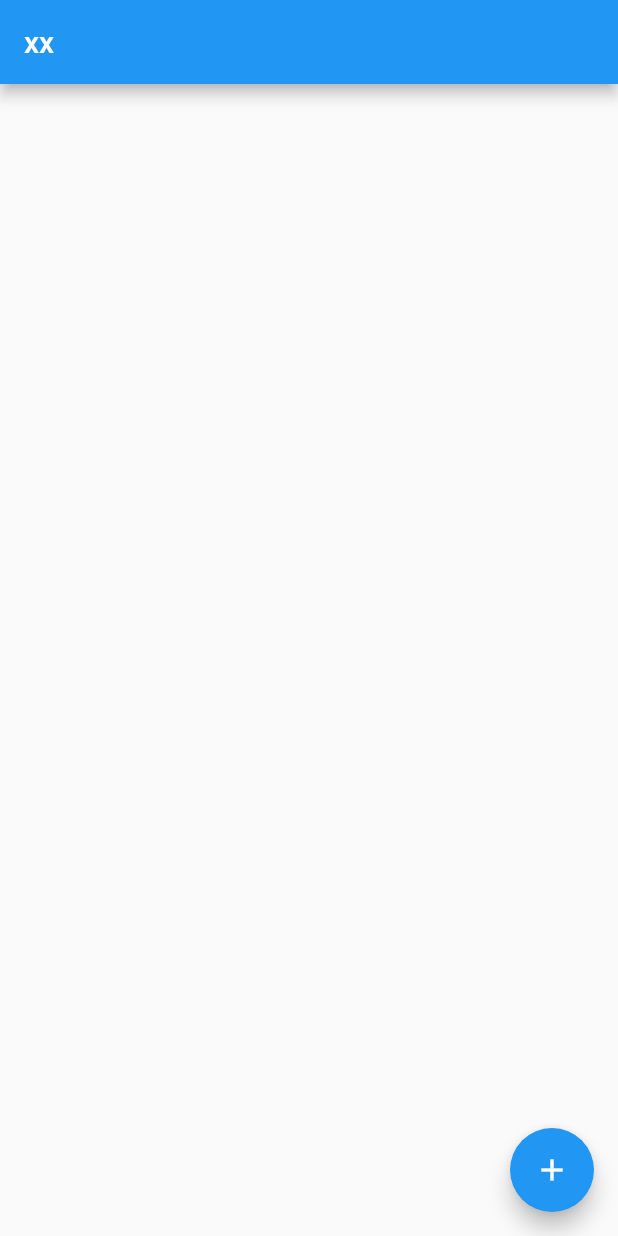
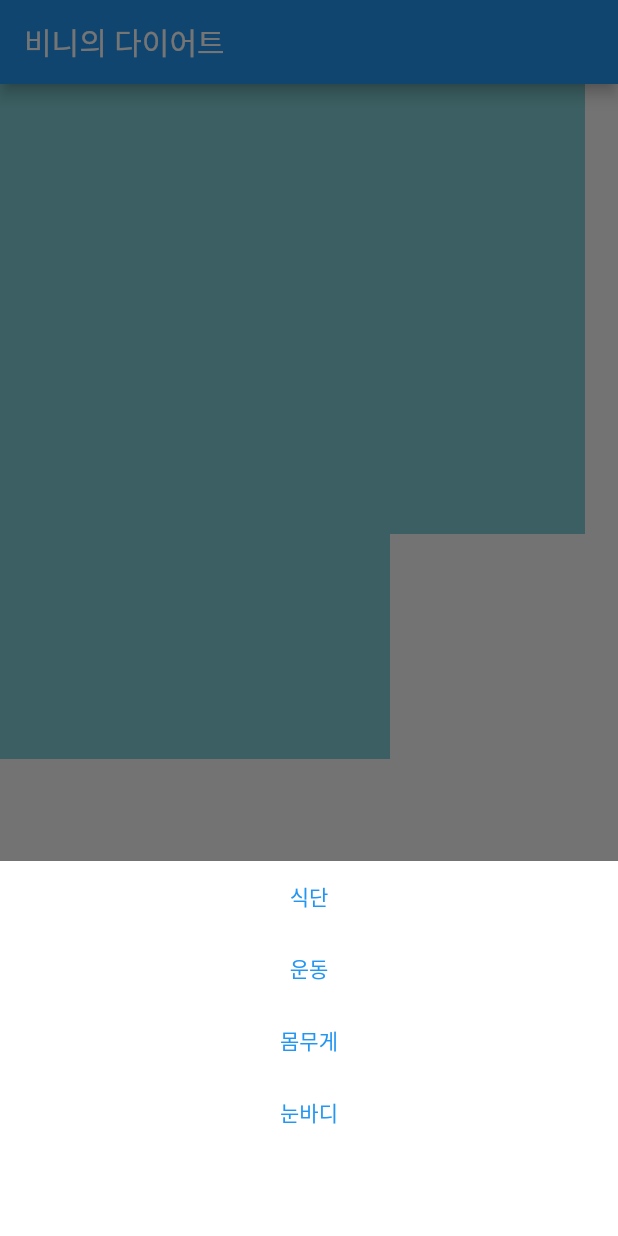
Before and after one commit to kkong3456/dietapp, a Flutter app: the screen it shows after launch, after a tap on the "add" icon, on a phone screen of 412 x 824 dp. Run offline on Flutter 3.47's test engine with Material 2 defaults, Android fonts, the phone set to English and light mode, and no system bars; our stand-ins replace sqflite; accounts and stored records are empty.

Commit message:
7. CH2_26 식단 기록 페이지 cardSize:130

```diff
--- a/lib/main.dart
+++ b/lib/main.dart
@@ -1,3 +1,4 @@
+import 'package:dietapp/style.dart';
 import 'package:flutter/material.dart';
 
 void main() {
@@ -30,7 +31,7 @@ class MyHomePage extends StatefulWidget {
 }
 
 class _MyHomePageState extends State<MyHomePage> {
-
+  int currentIndex=0;
 
   @override
   Widget build(BuildContext context) {
@@ -38,14 +39,133 @@ class _MyHomePageState extends State<MyHomePage> {
     return Scaffold(
       appBar: AppBar(
 
-        title: Text('xx'),
+        title: const Text('비니의 다이어트'),
       ),
-      body: Container(),
+      body: getPage(),
       floatingActionButton: FloatingActionButton(
-        onPressed: (){},
+        onPressed: (){
+          showModalBottomSheet(
+            backgroundColor: bgColor,
+            context:context,
+            builder:(ctx){
+              return SizedBox(
+                height:250,
+                child:Column(
+                  children: [
+                    TextButton(
+                      child:Text("식단"),
+                      onPressed:(){}
+                    ),
+                    TextButton(
+                      child:Text("운동"),
+                      onPressed:(){},
+                    ),
+                    TextButton(
+                      child:Text("몸무게"),
+                      onPressed:(){},
+                    ),
+                    TextButton(
+                      child:Text("눈바디"),
+                      onPressed:(){},
+                    ),
+                  ],
+                ),
+              );
+            }
+          );
+        },
         tooltip: 'Increment',
         child: const Icon(Icons.add),
-      ), // This trailing comma makes auto-formatting nicer for build methods.
+      ), // This trailing comma makes
+      bottomNavigationBar:BottomNavigationBar(
+
+        type:BottomNavigationBarType.fixed,
+        items:const [
+          BottomNavigationBarItem(
+            icon:Icon(Icons.home),
+            label:"오늘",
+          ),
+          BottomNavigationBarItem(
+            icon:Icon(Icons.calendar_today),
+            label:"기록",
+          ),
+          BottomNavigationBarItem(
+            icon:Icon(Icons.show_chart),
+            label:"몸무게",
+          ),
+          BottomNavigationBarItem(
+            icon:Icon(Icons.bar_chart),
+            label:"통계",
+          )
+        ],
+        currentIndex: currentIndex,
+        onTap:(idx){
+          setState((){
+            currentIndex=idx;
+          });
+        }
+      ), // auto-formatting nicer for build methods.
+    );
+  }
+
+  Widget getPage(){
+    if(currentIndex==0){
+      return getHomeWidget(DateTime.now());
+    }
+
+    return Container();
+  }
+
+  Widget getHomeWidget(DateTime date){
+    return Container(
+      child:Column(
+        children: [
+          Container(child:ListView.builder(
+            itemBuilder: (ctx,idx){
+              return Container(
+                height:cardSize,
+                width:cardSize,
+                color:mainColor,
+              );
+            },
+            itemCount:3,
+            scrollDirection: Axis.horizontal,
+          ),
+            height:cardSize+20,
+          ),
+          Container(child:ListView.builder(
+            itemBuilder:(ctx,idx){
+              return Container(
+                height:cardSize,
+                width:cardSize,
+                color:mainColor,
+              );
+            },
+            itemCount:3,
+            scrollDirection: Axis.horizontal,
+          ),
+          height:cardSize+20
+          ),
+          Container(child:ListView.builder(
+            itemBuilder:(ctx,idx){
+              if(idx==0){
+                //몸무게
+              }else{
+                //눈바디
+              }
+              return Container(
+                height:cardSize,
+                width:cardSize,
+                color:mainColor,
+              );
+            },
+            itemCount:2,
+            scrollDirection: Axis.horizontal,
+          ),
+            height:cardSize+20,
+          ),
+        ],
+      ),
     );
   }
 }
--- /dev/null
+++ b/lib/style.dart
@@ -0,0 +1,7 @@
+import 'package:flutter/material.dart';
+
+const Color mainColor=Color(0xFF81D0D6);
+const Color bgColor=Colors.white;
+const txtColor=Colors.black;
+
+const double cardSize=130;
```
